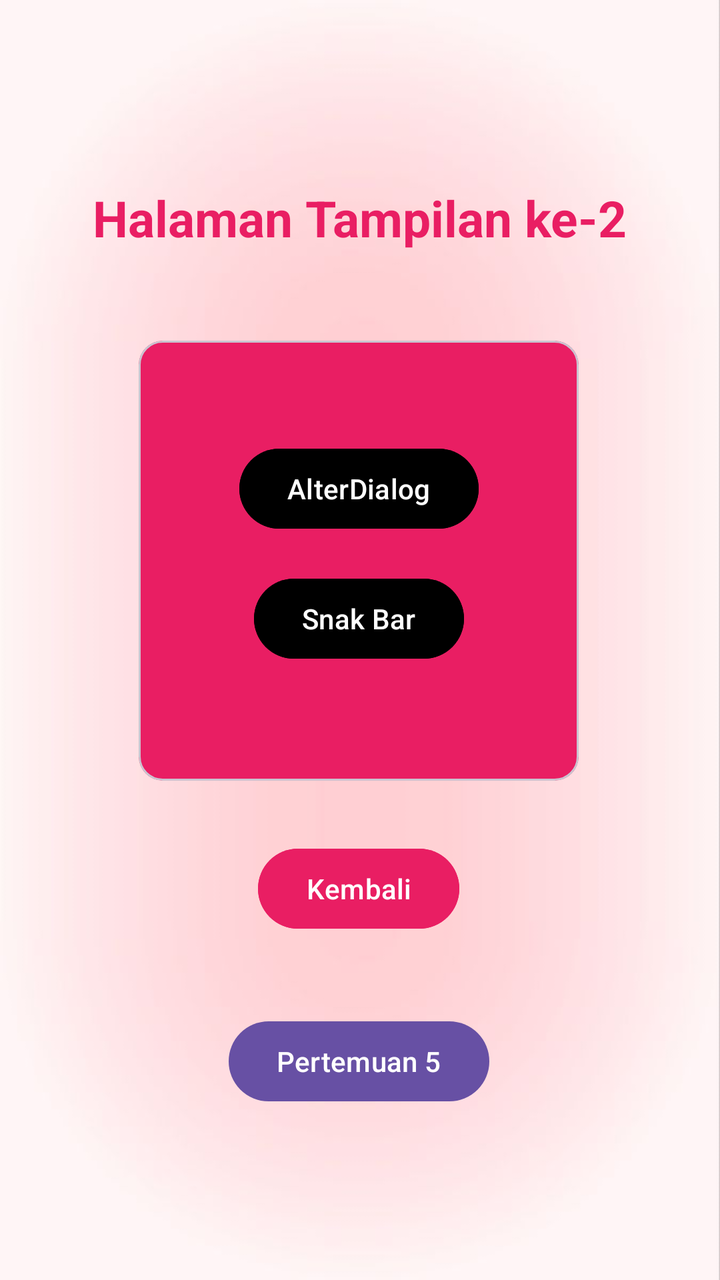
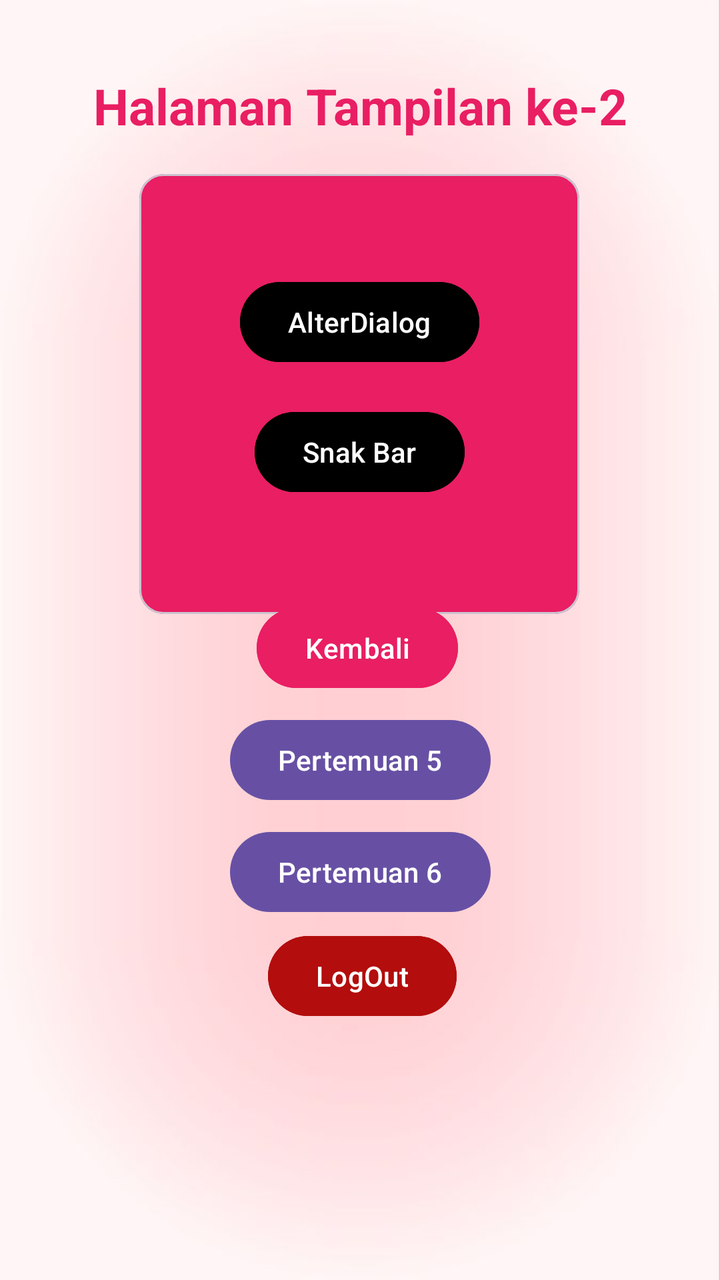

Before-and-after screenshots of an Android layout around one commit, followed by the original layout XML and the change that was made.
<!-- AndroidManifest.xml: application theme Theme.Glory_3tic -->
<!-- res/layout/activity_main.xml -->
<?xml version="1.0" encoding="utf-8"?>
<androidx.constraintlayout.widget.ConstraintLayout xmlns:android="http://schemas.android.com/apk/res/android"
    xmlns:app="http://schemas.android.com/apk/res-auto"
    xmlns:tools="http://schemas.android.com/tools"
    android:id="@+id/main"
    android:layout_width="match_parent"
    android:layout_height="match_parent"
    android:background="@drawable/bg1"
    tools:context=".MainActivity">

    <TextView
        android:id="@+id/textNama"
        android:layout_width="wrap_content"
        android:layout_height="wrap_content"
        android:layout_marginTop="92dp"
        android:textColor="#E91E63"
        android:text="Halaman Tampilan ke-2"
        android:textSize="25dp"
        android:textStyle="bold"
        app:layout_constraintEnd_toEndOf="parent"
        app:layout_constraintHorizontal_bias="0.497"
        app:layout_constraintStart_toStartOf="parent"
        app:layout_constraintTop_toTopOf="parent" />

    <com.google.android.material.card.MaterialCardView
        android:id="@+id/materialCardView"
        android:layout_width="220dp"
        android:layout_height="220dp"
        android:layout_marginBottom="232dp"
        android:backgroundTint="#E91E63"
        app:layout_constraintBottom_toBottomOf="parent"
        app:layout_constraintEnd_toEndOf="parent"
        app:layout_constraintHorizontal_bias="0.496"
        app:layout_constraintStart_toStartOf="parent"
        app:layout_constraintTop_toBottomOf="@+id/textNama"
        app:layout_constraintVertical_bias="0.715"
        tools:ignore="MissingConstraints">

        <androidx.constraintlayout.widget.ConstraintLayout
            android:layout_width="match_parent"
            android:layout_height="match_parent"
            android:layout_margin="50dp">

            <Button
                android:id="@+id/btnAlterDialog"
                android:layout_width="wrap_content"
                android:layout_height="wrap_content"
                android:backgroundTint="#000000"
                android:text="AlterDialog"

                app:layout_constraintEnd_toEndOf="parent"
                app:layout_constraintHorizontal_bias="0.516"
                app:layout_constraintStart_toStartOf="parent"
                tools:layout_editor_absoluteY="16dp" />

            <Button
                android:id="@+id/btnSnakBar"
                android:layout_width="wrap_content"
                android:layout_height="wrap_content"
                android:layout_marginTop="16dp"
                android:backgroundTint="#000000"
                android:text="Snak Bar"
                app:layout_constraintBottom_toBottomOf="parent"
                app:layout_constraintEnd_toEndOf="parent"
                app:layout_constraintHorizontal_bias="0.505"
                app:layout_constraintStart_toStartOf="parent"
                app:layout_constraintTop_toBottomOf="@+id/btnAlterDialog"
                app:layout_constraintVertical_bias="0.137" />

        </androidx.constraintlayout.widget.ConstraintLayout>


    </com.google.android.material.card.MaterialCardView>

    <Button
        android:id="@+id/btnkembali"
        android:layout_width="wrap_content"
        android:layout_height="wrap_content"
        android:backgroundTint="#E91E63"
        android:text="Kembali"
        app:layout_constraintBottom_toBottomOf="parent"
        app:layout_constraintEnd_toEndOf="parent"
        app:layout_constraintHorizontal_bias="0.498"
        app:layout_constraintStart_toStartOf="parent"
        app:layout_constraintTop_toBottomOf="@+id/materialCardView"
        app:layout_constraintVertical_bias="0.149" />


    <Button
        android:id="@+id/btntolima"
        android:layout_width="wrap_content"
        android:layout_height="wrap_content"
        android:text="Pertemuan 5"
        app:layout_constraintBottom_toBottomOf="parent"
        app:layout_constraintEnd_toEndOf="parent"
        app:layout_constraintHorizontal_bias="0.498"
        app:layout_constraintStart_toStartOf="parent"
        app:layout_constraintTop_toBottomOf="@+id/btnkembali"
        app:layout_constraintVertical_bias="0.31" />

</androidx.constraintlayout.widget.ConstraintLayout>
<!-- resources referenced by this layout -->
<resources>
  <!-- drawable bg1: jpg bitmap (drawable, 13232 bytes) -->
  <style name="Theme.Glory_3tic" parent="Base.Theme.Glory_3tic" />
  <style name="Base.Theme.Glory_3tic" parent="Theme.Material3.DayNight.NoActionBar">
          
          
      </style>
</resources>

<!-- the commit's change to res/layout/activity_main.xml (unified diff, before → after) -->
@@ -8,17 +8,18 @@
     android:background="@drawable/bg1"
     tools:context=".MainActivity">
 
+    
+
     <TextView
         android:id="@+id/textNama"
         android:layout_width="wrap_content"
         android:layout_height="wrap_content"
-        android:layout_marginTop="92dp"
+        android:layout_marginTop="36dp"
+        android:text="Halaman Tampilan ke-2"
         android:textColor="#E91E63"
-        android:text="Halaman Tampilan ke-2"
         android:textSize="25dp"
         android:textStyle="bold"
         app:layout_constraintEnd_toEndOf="parent"
-        app:layout_constraintHorizontal_bias="0.497"
         app:layout_constraintStart_toStartOf="parent"
         app:layout_constraintTop_toTopOf="parent" />
 
@@ -26,14 +27,13 @@
         android:id="@+id/materialCardView"
         android:layout_width="220dp"
         android:layout_height="220dp"
-        android:layout_marginBottom="232dp"
+        android:layout_marginTop="24dp"
         android:backgroundTint="#E91E63"
-        app:layout_constraintBottom_toBottomOf="parent"
+        app:layout_constraintBottom_toTopOf="@+id/btnkembali"
         app:layout_constraintEnd_toEndOf="parent"
-        app:layout_constraintHorizontal_bias="0.496"
+        app:layout_constraintHorizontal_bias="0.497"
         app:layout_constraintStart_toStartOf="parent"
         app:layout_constraintTop_toBottomOf="@+id/textNama"
-        app:layout_constraintVertical_bias="0.715"
         tools:ignore="MissingConstraints">
 
         <androidx.constraintlayout.widget.ConstraintLayout
@@ -73,29 +73,47 @@
     </com.google.android.material.card.MaterialCardView>
 
     <Button
+        android:id="@+id/btntolima"
+        android:layout_width="wrap_content"
+        android:layout_height="wrap_content"
+        android:layout_marginBottom="8dp"
+        android:text="Pertemuan 5"
+        app:layout_constraintBottom_toTopOf="@+id/btntoenam"
+        app:layout_constraintEnd_toEndOf="parent"
+        app:layout_constraintStart_toStartOf="parent" />
+
+    <Button
+        android:id="@+id/btntoenam"
+        android:layout_width="wrap_content"
+        android:layout_height="wrap_content"
+        android:layout_marginBottom="4dp"
+        android:text="Pertemuan 6"
+        app:layout_constraintBottom_toTopOf="@+id/btnLogout"
+        app:layout_constraintEnd_toEndOf="parent"
+        app:layout_constraintStart_toStartOf="parent" />
+
+    <Button
         android:id="@+id/btnkembali"
         android:layout_width="wrap_content"
         android:layout_height="wrap_content"
+        android:layout_marginBottom="8dp"
         android:backgroundTint="#E91E63"
         android:text="Kembali"
+        app:layout_constraintBottom_toTopOf="@+id/btntolima"
+        app:layout_constraintEnd_toEndOf="parent"
+        app:layout_constraintHorizontal_bias="0.495"
+        app:layout_constraintStart_toStartOf="parent" />
+
+    <Button
+        android:id="@+id/btnLogout"
+        android:layout_width="wrap_content"
+        android:layout_height="wrap_content"
+        android:layout_marginBottom="128dp"
+        android:backgroundTint="#B30D0D"
+        android:text="LogOut"
         app:layout_constraintBottom_toBottomOf="parent"
         app:layout_constraintEnd_toEndOf="parent"
-        app:layout_constraintHorizontal_bias="0.498"
-        app:layout_constraintStart_toStartOf="parent"
-        app:layout_constraintTop_toBottomOf="@+id/materialCardView"
-        app:layout_constraintVertical_bias="0.149" />
-
-
-    <Button
-        android:id="@+id/btntolima"
-        android:layout_width="wrap_content"
-        android:layout_height="wrap_content"
-        android:text="Pertemuan 5"
-        app:layout_constraintBottom_toBottomOf="parent"
-        app:layout_constraintEnd_toEndOf="parent"
-        app:layout_constraintHorizontal_bias="0.498"
-        app:layout_constraintStart_toStartOf="parent"
-        app:layout_constraintTop_toBottomOf="@+id/btnkembali"
-        app:layout_constraintVertical_bias="0.31" />
+        app:layout_constraintHorizontal_bias="0.504"
+        app:layout_constraintStart_toStartOf="parent" />
 
 </androidx.constraintlayout.widget.ConstraintLayout>
